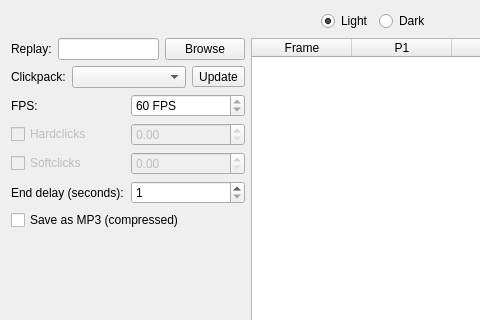
This is ui_main.ui in thisisignitedoreo/tcbpp as Qt 5 draws it before an edit; both pictures show x 0 to 480 and y 0 to 320 of the 766 by 405 pixel window. The edited form follows.
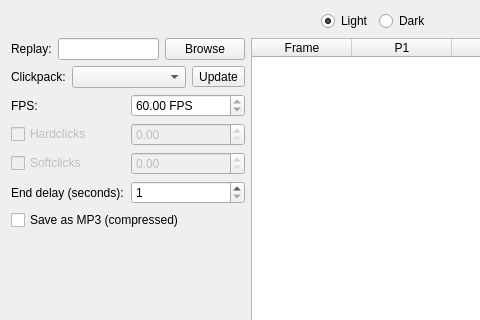
This is the edited form.

Commit message: [TCBPP] TasBot support

Patch:
```diff
--- a/ui_main.ui
+++ b/ui_main.ui
@@ -153,21 +153,18 @@
           </widget>
          </item>
          <item>
-          <widget class="QSpinBox" name="fps_spinbox">
+          <widget class="QDoubleSpinBox" name="fps_spinbox">
            <property name="readOnly">
             <bool>true</bool>
            </property>
            <property name="suffix">
             <string> FPS</string>
            </property>
-           <property name="minimum">
-            <number>1</number>
-           </property>
            <property name="maximum">
-            <number>10000</number>
+            <double>10000.000000000000000</double>
            </property>
            <property name="value">
-            <number>60</number>
+            <double>60.000000000000000</double>
            </property>
           </widget>
          </item>
```
The commit also changes 2 other files.
